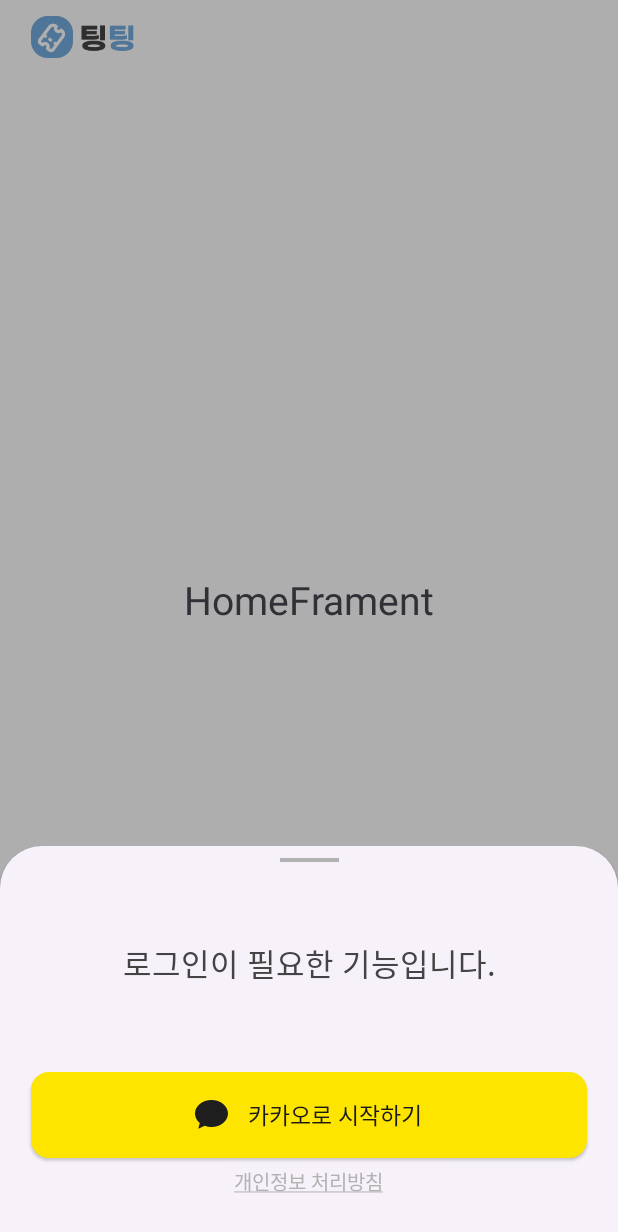
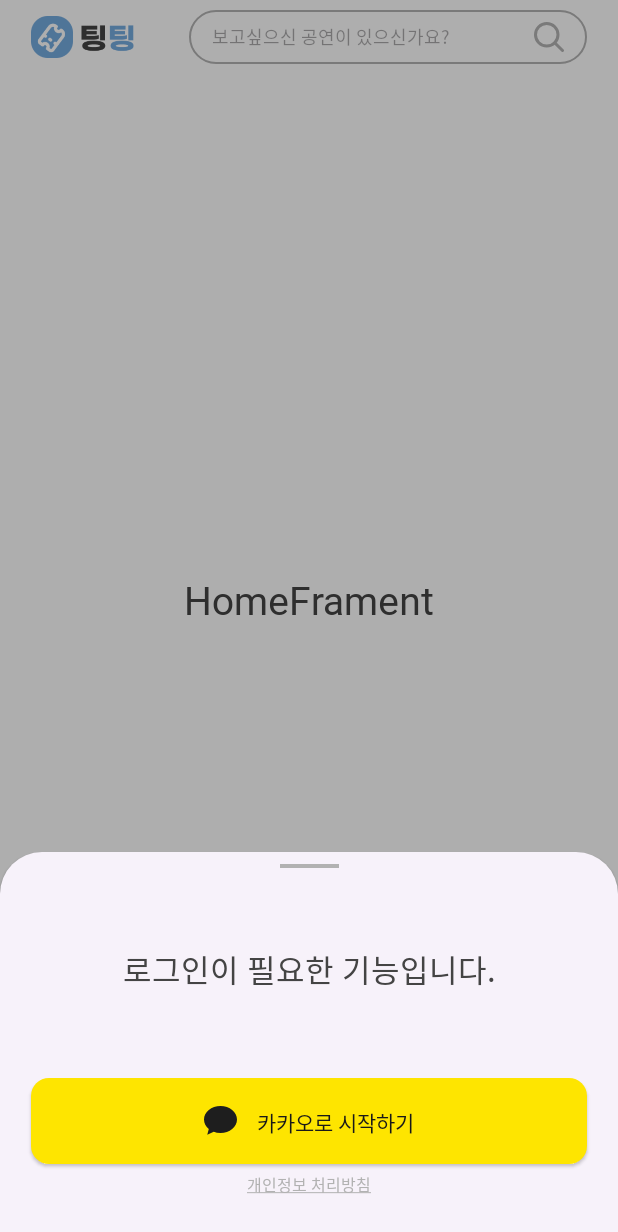
Before and after one commit to heeung/tingting, an Android app: the fragment LoginModalBottomSheet placed in its activity, on a phone screen of 412 x 824 dp. Shown: the top 1232 px of the screen. Run offline under Robolectric (Android 15) with nearby library versions, the phone set to English and light mode, and no system bars; our stand-ins replace Dagger/Hilt's generated code, navigation-ui, sdp/ssp sizes.

Commit message:
feat: 안드로이드 폰트 추가 & search bar layout 수현

```diff
--- /dev/null
+++ b/android/app/src/main/res/drawable/frame_search_bar.xml
@@ -0,0 +1,10 @@
+<?xml version="1.0" encoding="utf-8"?>
+<shape xmlns:android="http://schemas.android.com/apk/res/android"
+    android:shape="rectangle">
+    <solid android:color="@color/white" /><!-- 배경 색상 설정 -->
+    <corners android:radius="@dimen/_17sdp" /> <!-- 테두리를 둥글게 만드는 반지름 값 설정 -->
+    <stroke
+        android:color="@color/grey"
+        android:width="1dp"
+        />
+</shape>
--- a/android/app/src/main/res/drawable/ic_search_outlined.xml
+++ b/android/app/src/main/res/drawable/ic_search_outlined.xml
@@ -8,13 +8,13 @@
       android:strokeLineJoin="round"
       android:strokeWidth="2"
       android:fillColor="#00000000"
-      android:strokeColor="#000000"
+      android:strokeColor="@color/grey"
       android:strokeLineCap="round"/>
   <path
       android:pathData="M19,19L13.8,13.8"
       android:strokeLineJoin="round"
       android:strokeWidth="2"
       android:fillColor="#00000000"
-      android:strokeColor="#000000"
+      android:strokeColor="@color/grey"
       android:strokeLineCap="round"/>
 </vector>
--- a/android/app/src/main/res/layout/activity_main.xml
+++ b/android/app/src/main/res/layout/activity_main.xml
@@ -21,13 +21,40 @@
             android:layout_marginHorizontal="@dimen/_16sdp">
 
             <ImageView
-                android:layout_width="wrap_content"
+                android:layout_width="0dp"
+                android:layout_weight="2"
                 android:layout_height="match_parent"
                 android:src="@drawable/img_logo"
                 android:layout_marginVertical="@dimen/_8sdp"
                 android:scaleType="fitStart"/>
 
+            <LinearLayout
+                android:id="@+id/layout_search_bar"
+                android:layout_width="0dp"
+                android:layout_height="match_parent"
+                android:layout_weight="5"
+                android:gravity="center"
+                android:layout_marginVertical="@dimen/_5sdp"
+                android:paddingHorizontal="@dimen/_12sdp"
+                android:background="@drawable/frame_search_bar">
 
+                <EditText
+                    android:layout_width="0dp"
+                    android:layout_weight="1"
+                    android:layout_height="wrap_content"
+                    android:hint="@string/search_hint"
+                    android:textSize="@dimen/_9sdp"
+                    style="@style/Theme.AppCompat.TextView.gSans.Black.Medium"
+                    android:layout_marginEnd="@dimen/_4sdp"
+                    android:background="@color/white"
+                    />
+                <androidx.appcompat.widget.AppCompatImageView
+                    android:layout_width="wrap_content"
+                    android:layout_height="wrap_content"
+                    android:src="@drawable/ic_search_outlined"
+                    />
+
+            </LinearLayout>
 
         </LinearLayout>
 
--- a/android/app/src/main/res/layout/bottom_sheet_login.xml
+++ b/android/app/src/main/res/layout/bottom_sheet_login.xml
@@ -20,7 +20,7 @@
             android:text="@string/need_login"
             android:layout_marginVertical="@dimen/_40sdp"
             android:textSize="@dimen/_16sdp"
-            android:textColor="@color/black"
+            style="@style/Theme.AppCompat.TextView.gSans.Black.Medium"
             android:textAlignment="center" />
 
         <LinearLayout
@@ -44,8 +44,10 @@
                 android:layout_width="wrap_content"
                 android:layout_height="wrap_content"
                 android:text="@string/start_with_kakao"
+                style="@style/Theme.AppCompat.TextView.gSans.Black.Medium"
                 android:textColor="@color/kakao_text_color"
-                android:textSize="@dimen/_12sdp"/>
+                android:paddingTop="1dp"
+                android:textSize="@dimen/_11sdp"/>
 
         </LinearLayout>
 
@@ -53,9 +55,10 @@
             android:layout_width="wrap_content"
             android:layout_height="wrap_content"
             android:text="@string/policy"
+            style="@style/Theme.AppCompat.TextView.gSans.Black.Medium"
             android:textColor="@color/grey"
             android:layout_gravity="center"
-            android:textSize="@dimen/_10sdp"
+            android:textSize="@dimen/_8sdp"
             android:layout_marginBottom="@dimen/_20sdp"/>
     </LinearLayout>
 
--- a/android/app/src/main/res/layout/fragment_home.xml
+++ b/android/app/src/main/res/layout/fragment_home.xml
@@ -11,6 +11,7 @@
         android:layout_height="wrap_content"
         android:text="HomeFrament"
         android:textSize="@dimen/_20sdp"
+        style="@style/Theme.AppCompat.TextView.gSans.Black.Bold"
         app:layout_constraintBottom_toBottomOf="parent"
         app:layout_constraintEnd_toEndOf="parent"
         app:layout_constraintStart_toStartOf="parent"
--- a/android/app/src/main/res/layout/fragment_liked_list.xml
+++ b/android/app/src/main/res/layout/fragment_liked_list.xml
@@ -11,6 +11,7 @@
         android:layout_height="wrap_content"
         android:text="LikedListFragment"
         android:textSize="@dimen/_20sdp"
+        style="@style/Theme.AppCompat.TextView.gSans.Black.Bold"
         app:layout_constraintBottom_toBottomOf="parent"
         app:layout_constraintEnd_toEndOf="parent"
         app:layout_constraintStart_toStartOf="parent"
--- a/android/app/src/main/res/layout/fragment_reserved_list.xml
+++ b/android/app/src/main/res/layout/fragment_reserved_list.xml
@@ -11,6 +11,7 @@
         android:layout_height="wrap_content"
         android:text="ReservedListFragment"
         android:textSize="@dimen/_20sdp"
+        style="@style/Theme.AppCompat.TextView.gSans.Black.Bold"
         app:layout_constraintBottom_toBottomOf="parent"
         app:layout_constraintEnd_toEndOf="parent"
         app:layout_constraintStart_toStartOf="parent"
@@ -20,7 +21,8 @@
         android:id="@+id/btn_logout"
         android:layout_width="wrap_content"
         android:layout_height="wrap_content"
-        android:text="로그아웃"
+        android:text="@string/logout"
+        style="@style/Theme.AppCompat.TextView.gSans.White.Medium"
         app:layout_constraintBottom_toBottomOf="parent"
         app:layout_constraintEnd_toEndOf="parent"
         app:layout_constraintStart_toStartOf="parent" />
--- a/android/app/src/main/res/layout/fragment_search.xml
+++ b/android/app/src/main/res/layout/fragment_search.xml
@@ -11,6 +11,7 @@
         android:layout_height="wrap_content"
         android:text="SearchFragment"
         android:textSize="@dimen/_20sdp"
+        style="@style/Theme.AppCompat.TextView.gSans.Black.Bold"
         app:layout_constraintBottom_toBottomOf="parent"
         app:layout_constraintEnd_toEndOf="parent"
         app:layout_constraintStart_toStartOf="parent"
--- a/android/app/src/main/res/values/strings.xml
+++ b/android/app/src/main/res/values/strings.xml
@@ -5,5 +5,9 @@
     <string name="start_with_kakao">카카오로 시작하기</string>
     <string name="need_login">로그인이 필요한 기능입니다.</string>
     <string name="policy"><u>개인정보 처리방침</u></string>
+    <string name="logout">로그아웃</string>
+
+    <!--  search  -->
+    <string name="search_hint">보고싶으신 공연이 있으신가요?</string>
 
 </resources>
--- /dev/null
+++ b/android/app/src/main/res/values/styles.xml
@@ -0,0 +1,40 @@
+<?xml version="1.0" encoding="utf-8"?>
+<resources>
+
+    <!-- g sans black medium -->
+    <style name="Theme.AppCompat.TextView.gSans.Black.Medium" parent="@style/Widget.AppCompat.TextView">
+        <item name="android:textColor">@color/black</item>
+        <item name="fontFamily">@font/gmarket_sans_medium</item>
+    </style>
+
+    <!-- g sans black light -->
+    <style name="Theme.AppCompat.TextView.gSans.Black.Light" parent="@style/Widget.AppCompat.TextView">
+        <item name="android:textColor">@color/black</item>
+        <item name="fontFamily">@font/gmarket_sans_light</item>
+    </style>
+
+    <!-- g sans black bold -->
+    <style name="Theme.AppCompat.TextView.gSans.Black.Bold" parent="@style/Widget.AppCompat.TextView">
+        <item name="android:textColor">@color/black</item>
+        <item name="fontFamily">@font/gmarket_sans_bold</item>
+    </style>
+
+    <!-- g sans white medium -->
+    <style name="Theme.AppCompat.TextView.gSans.White.Medium" parent="@style/Widget.AppCompat.TextView">
+        <item name="android:textColor">@color/white</item>
+        <item name="fontFamily">@font/gmarket_sans_medium</item>
+    </style>
+
+    <!-- g sans white light -->
+    <style name="Theme.AppCompat.TextView.gSans.White.Light" parent="@style/Widget.AppCompat.TextView">
+        <item name="android:textColor">@color/white</item>
+        <item name="fontFamily">@font/gmarket_sans_light</item>
+    </style>
+
+    <!-- g sans white bold -->
+    <style name="Theme.AppCompat.TextView.gSans.White.Bold" parent="@style/Widget.AppCompat.TextView">
+        <item name="android:textColor">@color/white</item>
+        <item name="fontFamily">@font/gmarket_sans_bold</item>
+    </style>
+
+</resources>
```
Also changed, not shown: 3 other files.
